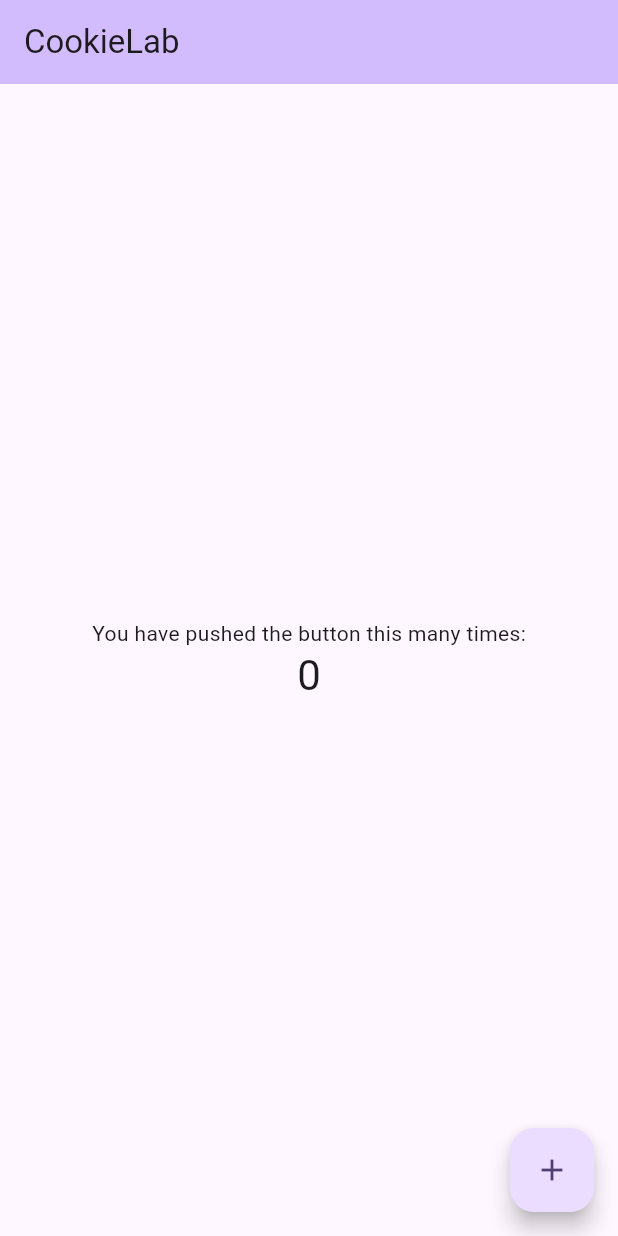
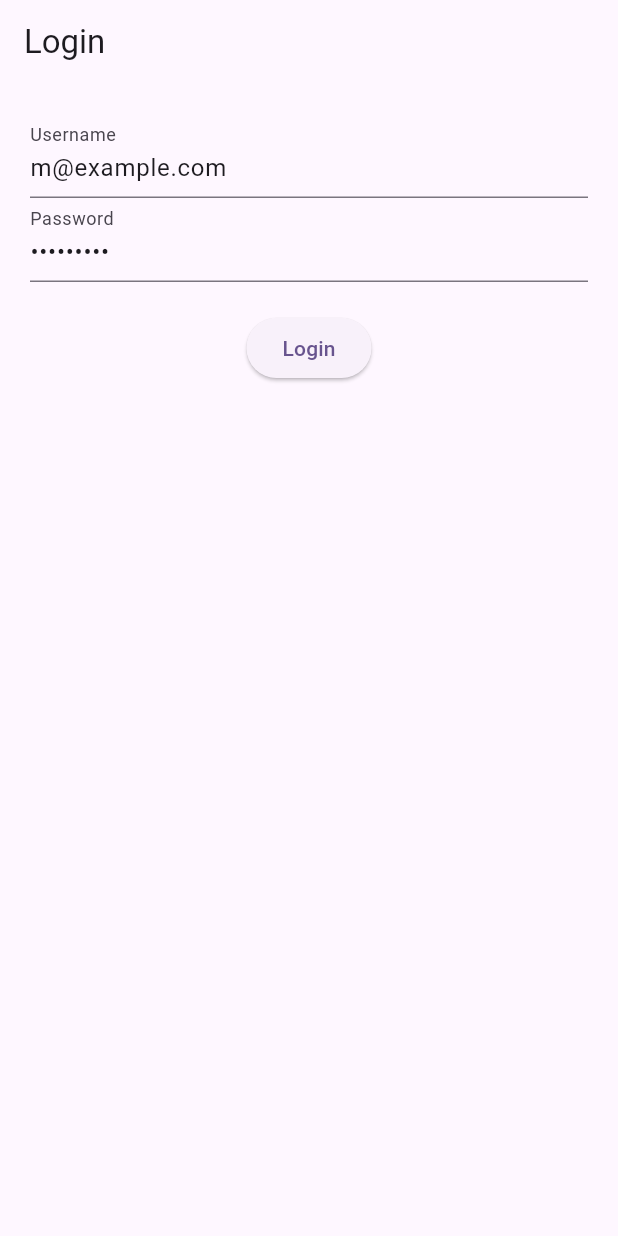
Before and after one commit to maiyama18/CookieLab, a Flutter app: the screen it shows after launch, on a phone screen of 412 x 824 dp. Run offline on Flutter 3.47's test engine with Material 3 defaults, Android fonts, the phone set to English and light mode, and no system bars.

Commit message:
[App] Add login screen

```diff
--- a/CookieLabApp/lib/main.dart
+++ b/CookieLabApp/lib/main.dart
@@ -1,3 +1,4 @@
+import 'package:cookielab/screens/login_screen.dart';
 import 'package:flutter/material.dart';
 
 void main() {
@@ -16,55 +17,7 @@ class MyApp extends StatelessWidget {
         colorScheme: ColorScheme.fromSeed(seedColor: Colors.deepPurple),
         useMaterial3: true,
       ),
-      home: const MyHomePage(title: 'CookieLab'),
+      home: const LoginScreen(),
     );
   }
 }
-
-class MyHomePage extends StatefulWidget {
-  const MyHomePage({super.key, required this.title});
-
-  final String title;
-
-  @override
-  State<MyHomePage> createState() => _MyHomePageState();
-}
-
-class _MyHomePageState extends State<MyHomePage> {
-  int _counter = 0;
-
-  void _incrementCounter() {
-    setState(() {
-      _counter++;
-    });
-  }
-
-  @override
-  Widget build(BuildContext context) {
-    return Scaffold(
-      appBar: AppBar(
-        backgroundColor: Theme.of(context).colorScheme.inversePrimary,
-        title: Text(widget.title),
-      ),
-      body: Center(
-        child: Column(
-          mainAxisAlignment: MainAxisAlignment.center,
-          children: <Widget>[
-            const Text(
-              'You have pushed the button this many times:',
-            ),
-            Text(
-              '$_counter',
-              style: Theme.of(context).textTheme.headlineMedium,
-            ),
-          ],
-        ),
-      ),
-      floatingActionButton: FloatingActionButton(
-        onPressed: _incrementCounter,
-        tooltip: 'Increment',
-        child: const Icon(Icons.add),
-      ), // This trailing comma makes auto-formatting nicer for build methods.
-    );
-  }
-}
--- /dev/null
+++ b/CookieLabApp/lib/screens/login_screen.dart
@@ -0,0 +1,53 @@
+import 'package:flutter/material.dart';
+
+class LoginScreen extends StatefulWidget {
+  const LoginScreen({super.key});
+
+  @override
+  State<LoginScreen> createState() => _LoginScreenState();
+}
+
+class _LoginScreenState extends State<LoginScreen> {
+  final _formKey = GlobalKey<FormState>();
+  final _usernameController = TextEditingController(text: 'm@example.com');
+  final _passwordController = TextEditingController(text: 'password1');
+
+  @override
+  Widget build(BuildContext context) {
+    return Scaffold(
+      appBar: AppBar(title: const Text('Login')),
+      body: Padding(
+        padding: const EdgeInsets.all(20),
+        child: Form(
+          key: _formKey,
+          child: Column(
+            children: [
+              TextFormField(
+                controller: _usernameController,
+                decoration: const InputDecoration(labelText: 'Username'),
+                validator: (v) => v!.isEmpty ? 'Required' : null,
+              ),
+              TextFormField(
+                controller: _passwordController,
+                obscureText: true,
+                decoration: const InputDecoration(labelText: 'Password'),
+                validator: (v) => v!.isEmpty ? 'Required' : null,
+              ),
+              const SizedBox(height: 20),
+              ElevatedButton(
+                onPressed: _login,
+                child: const Text('Login'),
+              ),
+            ],
+          ),
+        ),
+      ),
+    );
+  }
+
+  Future<void> _login() async {
+    if (!_formKey.currentState!.validate()) return;
+
+    // TODO
+  }
+}
```
